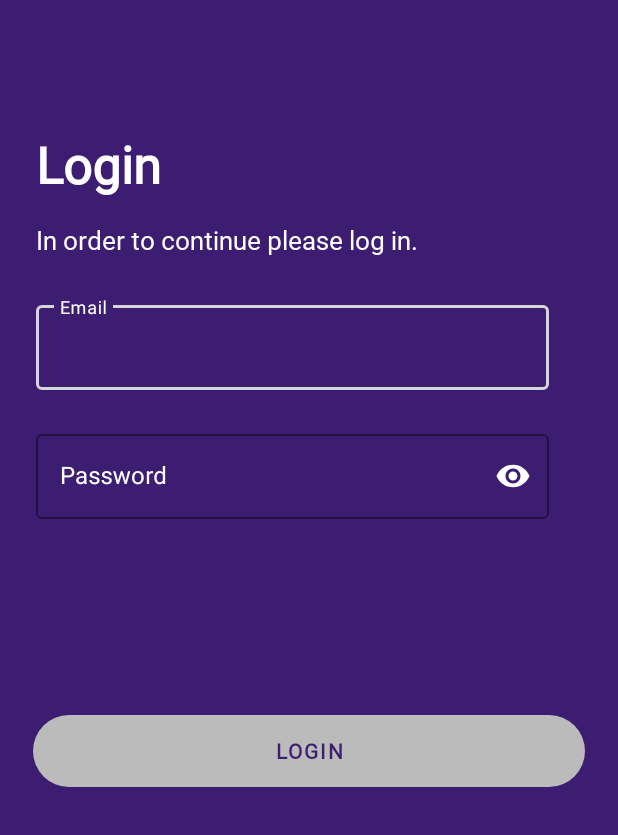
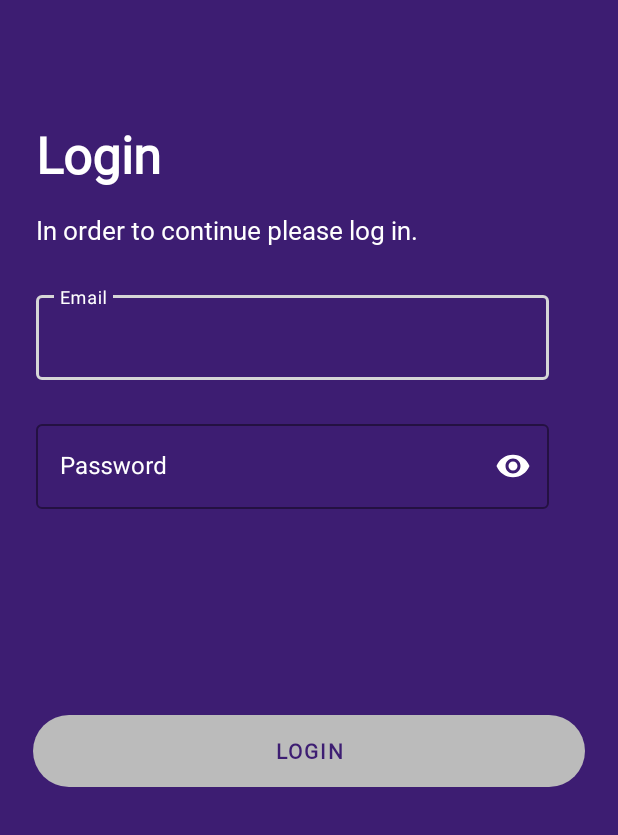
Before and after one commit to ItsBruno/shows-app-infinum-android-academy, an Android app: the screen it shows after launch (LoginActivity), on a phone screen of 412 x 824 dp, the part 401-1236 px from its top. Run offline under Robolectric (Android 15) with nearby library versions, the phone set to English and light mode, and no system bars.

Commit message:
Update README

```diff
--- a/app/src/main/res/layout/activity_login.xml
+++ b/app/src/main/res/layout/activity_login.xml
@@ -58,7 +58,7 @@
         android:id="@+id/loginText"
         android:layout_width="wrap_content"
         android:layout_height="wrap_content"
-        android:layout_marginTop="132dp"
+        android:layout_marginTop="125dp"
         android:layout_marginStart="24dp"
         android:text="@string/login_activity_name"
         android:textColor="@color/white"
```
Also changed, not shown: 5 other files.
